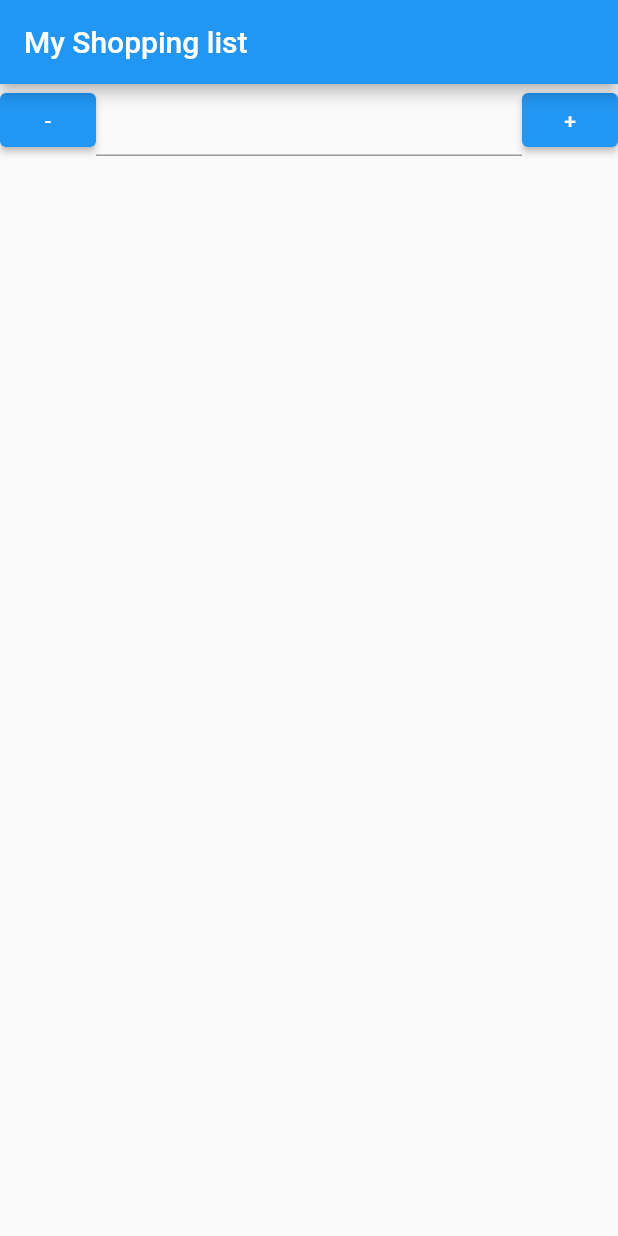
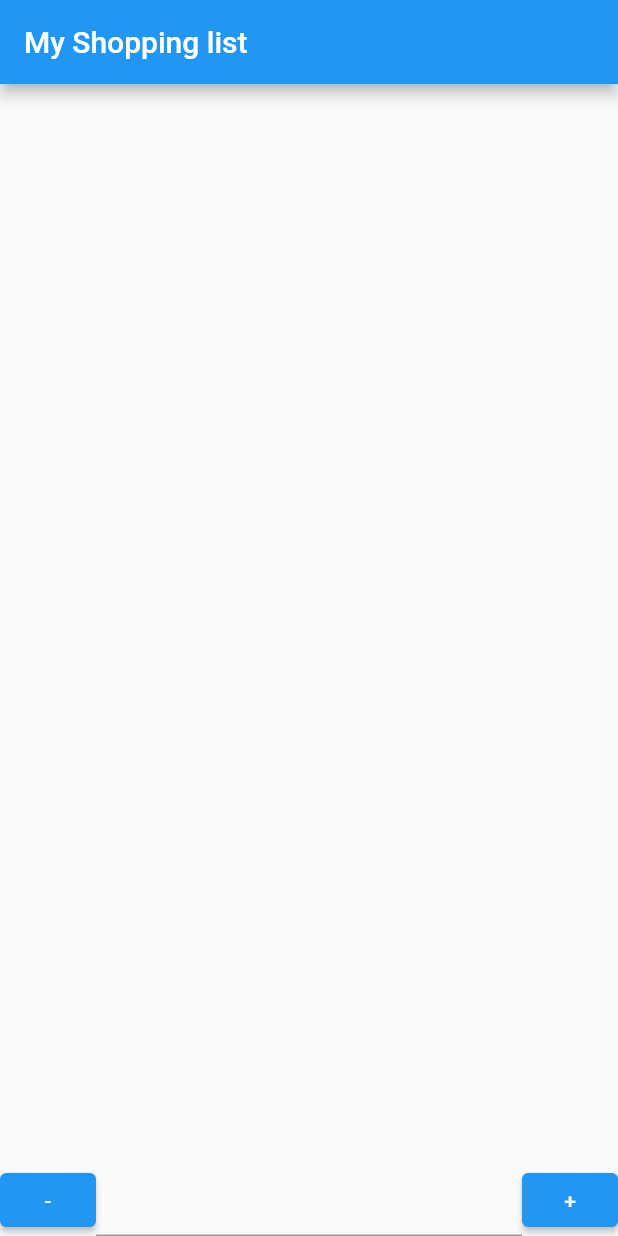
Before and after one commit to Wolfimschafspelz/shopping_list, a Flutter app: the screen it shows after launch, on a phone screen of 412 x 824 dp. Run offline on Flutter 3.47's test engine with Material 2 defaults, Android fonts, the phone set to English and light mode, and no system bars.

Commit message:
Fixed Layout

```diff
--- a/lib/shopping_list.dart
+++ b/lib/shopping_list.dart
@@ -51,9 +51,12 @@ class _ShoppingListViewState extends State<ShoppingListView> {
 
   @override
   Widget build(BuildContext context) {
-    return Column(
+    return Stack(
       children: [
-        Flexible(
+        Align(
+          alignment: Alignment.topCenter,
+          child: ConstrainedBox(
+            constraints: const BoxConstraints.expand(),
             child: ListView.builder(
               itemCount: items.length,
               shrinkWrap: true,
@@ -63,7 +66,12 @@ class _ShoppingListViewState extends State<ShoppingListView> {
               },
             ),
           ),
-        Row(
+        ),
+
+
+        Align(
+          alignment: Alignment.bottomCenter,
+          child: Row(
             children: [
               ElevatedButton(
                 onPressed: () {
@@ -98,6 +106,7 @@ class _ShoppingListViewState extends State<ShoppingListView> {
                 child: const Text('+')),
             ],
           ),
+        ),
       ],
     );
   }
```
Lines whose indentation alone changed are shown as unchanged.
